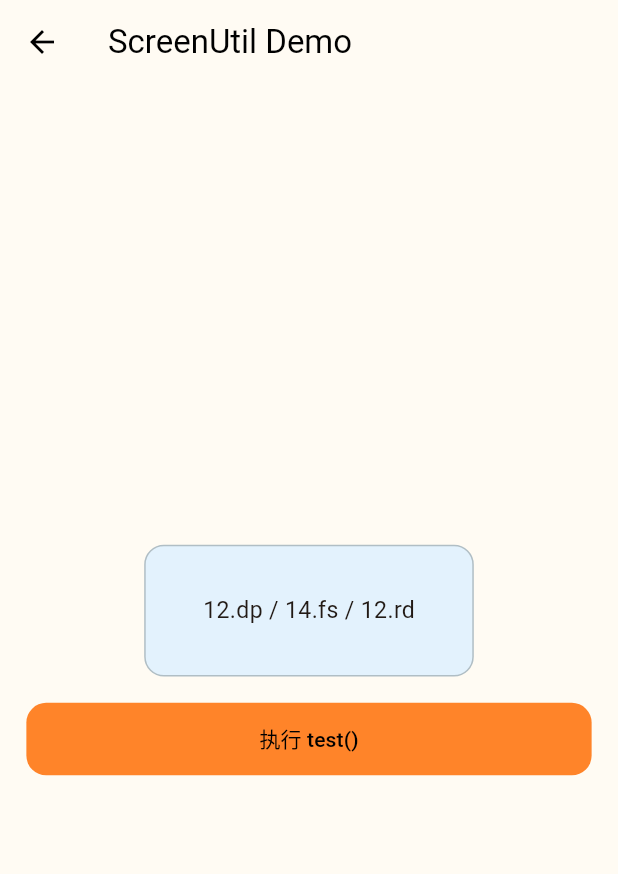
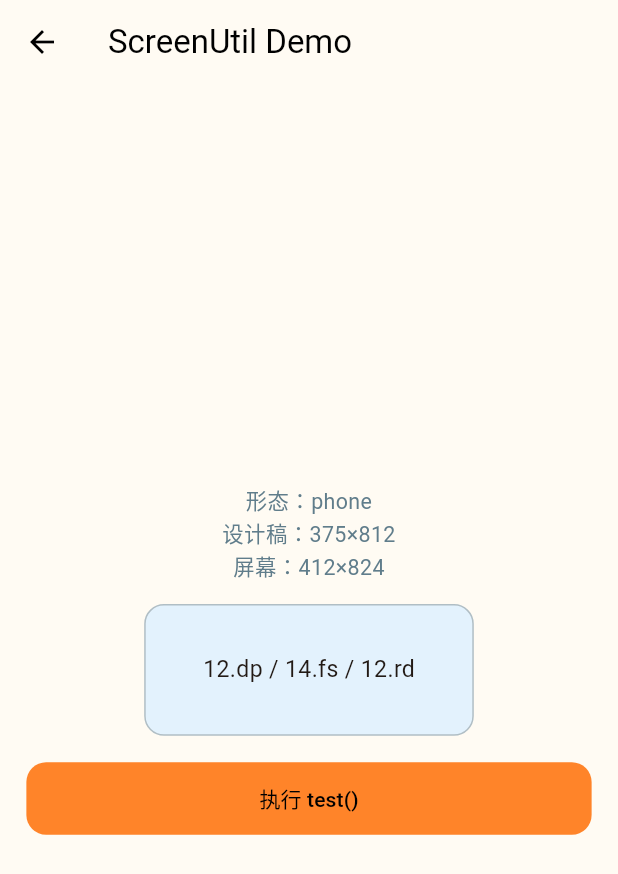
Before and after one commit to youxia-mrhan/nova_frame, a Flutter app: the ScreenUtilDemoPage screen opened by its route, on a phone screen of 412 x 824 dp. Shown: the top 874 px of the screen. Run offline on Flutter 3.47's test engine with Material 3 defaults, Android fonts, the phone set to English and light mode, and no system bars; our stand-ins replace app_links, auto_route, connectivity_plus, device_info_plus, dio, drift and 11 more; missing offline and left inert: flutter_udid; accounts and stored records are empty; generated files the repository leaves out were written again.

Commit message:
增加设备动态适配

```diff
--- a/lib/app/device/device_form_factor.dart
+++ b/lib/app/device/device_form_factor.dart
@@ -5,8 +5,11 @@ enum DeviceFormFactor {
   /// 手机（默认）
   phone,
 
-  /// 平板
+  /// 平板竖屏
   pad,
+
+  /// 平板横屏
+  padLandscape,
 
   /// 折叠屏/双屏
   foldable,
@@ -16,7 +19,7 @@ enum DeviceFormFactor {
 ///
 /// 规则
 /// - foldable：判断 `MediaQuery.displayFeatures`
-/// - pad：使用 `shortestSide >= 600`
+/// - pad / padLandscape：`shortestSide >= 600`，横竖屏由宽高判断
 /// - 其余为 phone。
 class DeviceFormFactorUtil {
   DeviceFormFactorUtil._();
@@ -24,12 +27,15 @@ class DeviceFormFactorUtil {
   static const double _padShortestSideThreshold = 600;
 
   static DeviceFormFactor of(BuildContext context) {
-    final mq = MediaQuery.of(context);
+    return fromMediaQuery(MediaQuery.of(context));
+  }
+
+  static DeviceFormFactor fromMediaQuery(MediaQueryData mq) {
     if (mq.displayFeatures.isNotEmpty) {
       return DeviceFormFactor.foldable;
     }
     if (mq.size.shortestSide >= _padShortestSideThreshold) {
-      return DeviceFormFactor.pad;
+      return mq.size.width > mq.size.height ? DeviceFormFactor.padLandscape : DeviceFormFactor.pad;
     }
     return DeviceFormFactor.phone;
   }
--- a/lib/core/shared/box/adapt.dart
+++ b/lib/core/shared/box/adapt.dart
@@ -1,24 +1,33 @@
 import 'package:flutter/widgets.dart';
 import 'package:flutter_screenutil/flutter_screenutil.dart';
+import 'package:nova_frame/app/device/device_form_factor.dart';
+import 'package:nova_frame/core/shared/box/app_design_size.dart';
 
-/// 包装一层，如果flutter_screenutil框架停止维护，方便替换其他的适配方案
+/// 根节点屏幕适配：按设备形态切换全局 [AppDesignSize] 设计稿。
+///
+/// 手机 / iPad 竖横屏 / 折叠屏使用事先定义的尺寸；
+/// 形态变化时通过 [ValueKey] 重新 init。
 class ScreenAdaptInit extends StatelessWidget {
   const ScreenAdaptInit({
     super.key,
     required this.child,
-    this.designSize = const Size(375, 812),
   });
 
   final Widget child;
-  final Size designSize;
 
   @override
   Widget build(BuildContext context) {
+    final mq = MediaQuery.maybeOf(context) ?? MediaQueryData.fromView(View.of(context));
+    final factor = DeviceFormFactorUtil.fromMediaQuery(mq);
+    final designSize = AppDesignSize.of(factor);
+
     return ScreenUtilInit(
+      key: ValueKey('${designSize.width}x${designSize.height}'),
       designSize: designSize,
       minTextAdapt: false,
       splitScreenMode: true,
       builder: (context, childWidget) => child,
+      child: child,
     );
   }
 }
--- /dev/null
+++ b/lib/core/shared/box/app_design_size.dart
@@ -0,0 +1,26 @@
+import 'package:flutter/material.dart';
+import 'package:nova_frame/app/device/device_form_factor.dart';
+
+/// 各设备形态对应的设计稿尺寸（全局 [ScreenUtilInit] 使用）。
+abstract final class AppDesignSize {
+  AppDesignSize._();
+
+  /// 手机竖屏设计稿（如 iPhone X / 13）。
+  static const Size phone = Size(375, 812);
+
+  /// iPad 竖屏设计稿。
+  static const Size pad = Size(768, 1024);
+
+  /// iPad 横屏设计稿。
+  static const Size padLandscape = Size(1024, 768);
+
+  /// 折叠屏展开态设计稿（可按 UI 调整）。
+  static const Size foldable = Size(673, 841);
+
+  static Size of(DeviceFormFactor factor) => switch (factor) {
+        DeviceFormFactor.phone => phone,
+        DeviceFormFactor.pad => pad,
+        DeviceFormFactor.padLandscape => padLandscape,
+        DeviceFormFactor.foldable => foldable,
+      };
+}
--- a/lib/core/shared/layouts/adaptive_layout.dart
+++ b/lib/core/shared/layouts/adaptive_layout.dart
@@ -22,6 +22,7 @@ class AdaptiveLayout extends StatelessWidget {
     return switch (DeviceFormFactorUtil.of(context)) {
       DeviceFormFactor.phone => mobile(context),
       DeviceFormFactor.pad => (tablet ?? mobile)(context),
+      DeviceFormFactor.padLandscape => (tablet ?? mobile)(context),
       DeviceFormFactor.foldable => (foldable ?? tablet ?? mobile)(context),
     };
   }
@@ -52,6 +53,7 @@ class _AdaptiveStatefulLayoutState extends State<AdaptiveStatefulLayout> {
     return switch (DeviceFormFactorUtil.of(context)) {
       DeviceFormFactor.phone => widget.mobile(context),
       DeviceFormFactor.pad => (widget.tablet ?? widget.mobile)(context),
+      DeviceFormFactor.padLandscape => (widget.tablet ?? widget.mobile)(context),
       DeviceFormFactor.foldable => (widget.foldable ?? widget.tablet ?? widget.mobile)(context),
     };
   }
--- a/lib/core/shared/layouts/nova_page_shell.dart
+++ b/lib/core/shared/layouts/nova_page_shell.dart
@@ -77,6 +77,7 @@ abstract class NovaPageShell extends StatelessWidget {
           final Widget child = switch (DeviceFormFactorUtil.of(scopedContext)) {
             DeviceFormFactor.phone => buildPhone(scopedContext),
             DeviceFormFactor.pad => buildPad(scopedContext),
+            DeviceFormFactor.padLandscape => buildPadLandscape(scopedContext),
             DeviceFormFactor.foldable => buildFoldable(scopedContext),
           };
 
@@ -131,6 +132,8 @@ abstract class NovaPageShell extends StatelessWidget {
 
   Widget buildPad(BuildContext context) => buildPhone(context);
 
+  Widget buildPadLandscape(BuildContext context) => buildPad(context);
+
   Widget buildFoldable(BuildContext context) => buildPhone(context);
 }
 
@@ -180,6 +183,7 @@ abstract class NovaStatefulPageShellState<T extends NovaStatefulPageShell> exten
           final Widget child = switch (DeviceFormFactorUtil.of(scopedContext)) {
             DeviceFormFactor.phone => buildPhone(scopedContext),
             DeviceFormFactor.pad => buildPad(scopedContext),
+            DeviceFormFactor.padLandscape => buildPadLandscape(scopedContext),
             DeviceFormFactor.foldable => buildFoldable(scopedContext),
           };
 
@@ -232,5 +236,7 @@ abstract class NovaStatefulPageShellState<T extends NovaStatefulPageShell> exten
 
   Widget buildPad(BuildContext context) => buildPhone(context);
 
+  Widget buildPadLandscape(BuildContext context) => buildPad(context);
+
   Widget buildFoldable(BuildContext context) => buildPhone(context);
 }
--- a/lib/example/demo/device_form_factor_demo_page.dart
+++ b/lib/example/demo/device_form_factor_demo_page.dart
@@ -5,6 +5,7 @@ import '../../../app/device/device_form_factor.dart';
 import '../../core/shared/layouts/nova_page_shell.dart';
 import '../../core/navigation/annotation/nova_route.dart';
 import '../../core/shared/box/adapt.dart';
+import '../../core/shared/box/app_design_size.dart';
 
 abstract final class DeviceFormFactorDemoRt {
   DeviceFormFactorDemoRt._();
@@ -31,7 +32,16 @@ class DeviceFormFactorDemoPage extends NovaPageShell {
     return _DemoScaffold(
       title: 'pad',
       color: Colors.blue,
-      body: const Text('这是 Pad 布局'),
+      body: const Text('这是 Pad 竖屏布局'),
+    );
+  }
+
+  @override
+  Widget buildPadLandscape(BuildContext context) {
+    return _DemoScaffold(
+      title: 'padLandscape',
+      color: Colors.teal,
+      body: const Text('这是 Pad 横屏布局'),
     );
   }
 
@@ -68,6 +78,7 @@ class _DemoScaffold extends StatelessWidget {
   Widget build(BuildContext context) {
     final mq = MediaQuery.of(context);
     final factor = DeviceFormFactorUtil.of(context);
+    final designSize = AppDesignSize.of(factor);
 
     return Scaffold(
       appBar: AppBar(title: const Text('设备形态 Demo')),
@@ -78,7 +89,11 @@ class _DemoScaffold extends StatelessWidget {
           children: [
             Text('识别结果：${factor.name}', style: const TextStyle(fontWeight: FontWeight.w700)),
             SizedBox(height: 8.dp),
-            Text('size: ${mq.size.width.toStringAsFixed(0)} x ${mq.size.height.toStringAsFixed(0)}'),
+            Text(
+              '设计稿：${designSize.width.toStringAsFixed(0)} x ${designSize.height.toStringAsFixed(0)}',
+            ),
+            SizedBox(height: 8.dp),
+            Text('屏幕：${mq.size.width.toStringAsFixed(0)} x ${mq.size.height.toStringAsFixed(0)}'),
             SizedBox(height: 12.dp),
             Container(
               width: double.infinity,
--- a/lib/example/demo/screenutil_demo_page.dart
+++ b/lib/example/demo/screenutil_demo_page.dart
@@ -2,9 +2,11 @@ import 'package:auto_route/auto_route.dart';
 import 'package:flutter/material.dart';
 import 'package:fluttertoast/fluttertoast.dart';
 
+import '../../../app/device/device_form_factor.dart';
 import '../../core/foundation/logger/nova_logger.dart';
 import '../../core/navigation/annotation/nova_route.dart';
 import '../../core/shared/box/adapt.dart';
+import '../../core/shared/box/app_design_size.dart';
 import '../../core/shared/layouts/nova_page_shell.dart';
 import '../../core/shared/util/toast_util.dart';
 
@@ -22,6 +24,9 @@ class ScreenUtilDemoPage extends NovaPageShell {
 
   @override
   Widget buildPhone(BuildContext context) {
+    final mq = MediaQuery.of(context);
+    final factor = DeviceFormFactorUtil.of(context);
+    final designSize = AppDesignSize.of(factor);
     final a = 12.dp;
     final b = 14.fs;
     final c = 12.rd;
@@ -32,6 +37,17 @@ class ScreenUtilDemoPage extends NovaPageShell {
         child: Column(
           mainAxisSize: MainAxisSize.min,
           children: [
+            Padding(
+              padding: EdgeInsets.symmetric(horizontal: 16.dp),
+              child: Text(
+                '形态：${factor.name}\n'
+                '设计稿：${designSize.width.toInt()}×${designSize.height.toInt()}\n'
+                '屏幕：${mq.size.width.toInt()}×${mq.size.height.toInt()}',
+                textAlign: TextAlign.center,
+                style: TextStyle(fontSize: 13.fs, color: Colors.blueGrey),
+              ),
+            ),
+            SizedBox(height: 12.dp),
             Container(
               width: 200.dp,
               height: 80.dp,
```
Also changed, not shown: 1 other file.
